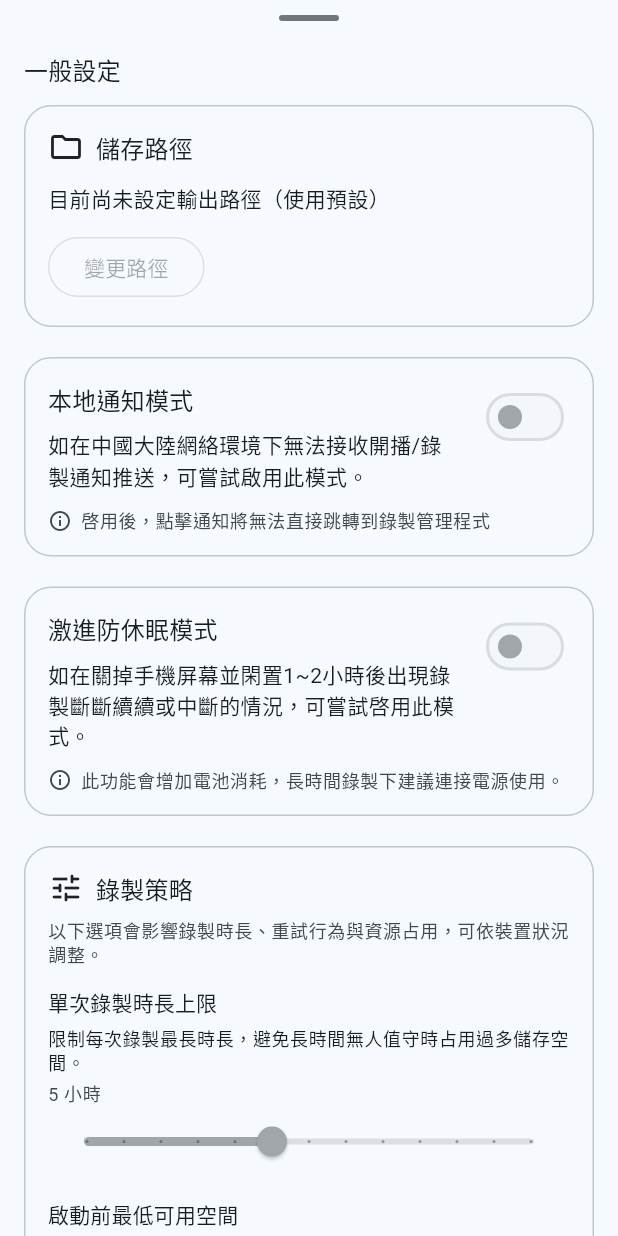
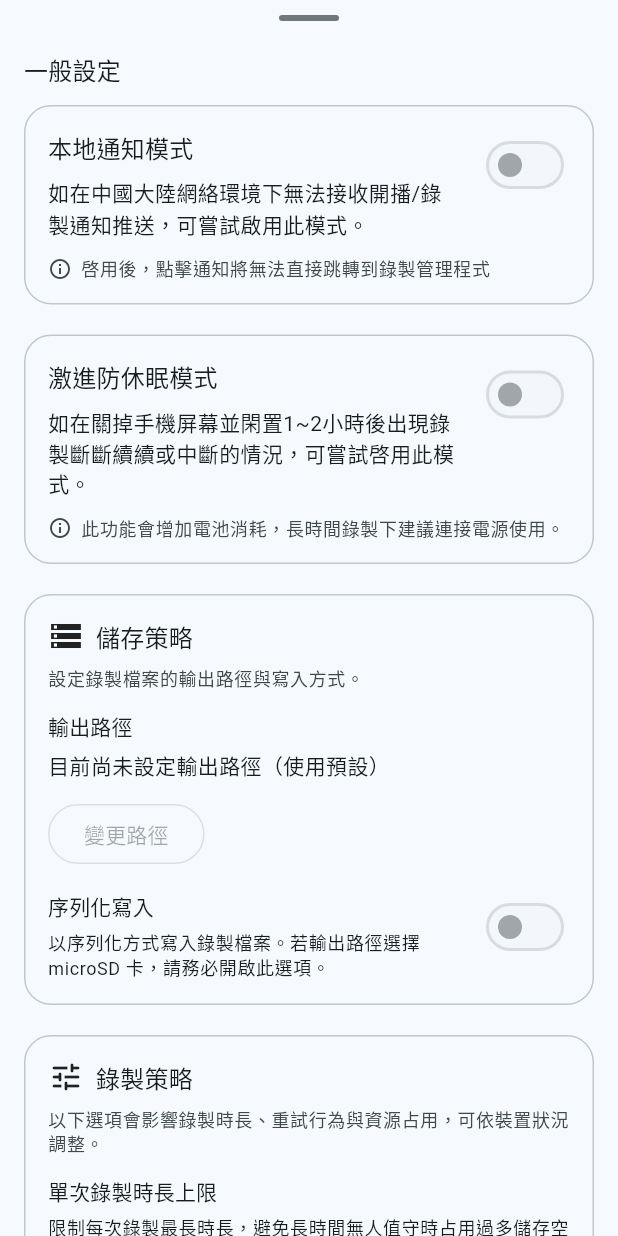
Before and after one commit to bilirec/bilirec-mobile, a Flutter app: the SettingsDrawerSheet widget shown alone on an empty page, opened directly with empty values, on a phone screen of 412 x 824 dp. Run offline on Flutter 3.47's test engine with Material 3 defaults, Android fonts, the light colour scheme and no system bars; our stand-ins replace connectivity_plus, file_picker, flutter_local_notifications, plugin_platform_interface, shared_preferences; missing offline and left inert: android_intent_plus, dart:ffi, flutter_foreground_task; accounts and stored records are empty.

Commit message:
feat: add sequential write settings in UI

```diff
--- a/lib/app/widgets/settings_card.dart
+++ b/lib/app/widgets/settings_card.dart
@@ -66,6 +66,7 @@ class _SettingsDrawerSheetState extends State<SettingsDrawerSheet> {
 
   bool _useSsePush = false;
   bool _useAntiSleep = false;
+  bool _sequentialWriteEnabled = false;
   bool _downloadingBootstrapLog = false;
   bool _convertToMp4 = false;
   bool _deleteSourceAfterConvert = false;
@@ -75,7 +76,6 @@ class _SettingsDrawerSheetState extends State<SettingsDrawerSheet> {
   int _minDiskSpaceGb = _defaultMinDiskSpaceGb;
   int _maxRetryMinutes = _defaultMaxRetryMinutes;
   int _maxConcurrentRecordings = _defaultMaxConcurrentRecordings;
-  Map<String, String> _managedEnvironmentSettings = <String, String>{};
   Map<String, String> _developEnvironmentSettings = <String, String>{};
   Future<void> _managedEnvironmentWriteQueue = Future<void>.value();
 
@@ -115,7 +115,8 @@ class _SettingsDrawerSheetState extends State<SettingsDrawerSheet> {
     setState(() {
       _useSsePush = useSsePush;
       _useAntiSleep = useAntiSleep;
-      _managedEnvironmentSettings = managedEnvironmentSettings;
+      _sequentialWriteEnabled =
+          _readBoolFromEnv(managedEnvironmentSettings, 'SEQUENTIAL_WRITE');
       _developEnvironmentSettings = developEnvironmentSettings;
       _maxRecordingHours = _readMaxRecordingHours(managedEnvironmentSettings);
       _minDiskSpaceGb = _readMinDiskSpaceGb(managedEnvironmentSettings);
@@ -181,6 +182,14 @@ class _SettingsDrawerSheetState extends State<SettingsDrawerSheet> {
     if (!mounted) return;
     setState(() {
       _useAntiSleep = enabled;
+    });
+  }
+
+  Future<void> _setSequentialWriteEnabled(bool enabled) async {
+    await _setManagedEnvironmentSetting('SEQUENTIAL_WRITE', '$enabled');
+    if (!mounted) return;
+    setState(() {
+      _sequentialWriteEnabled = enabled;
     });
   }
 
@@ -284,10 +293,6 @@ class _SettingsDrawerSheetState extends State<SettingsDrawerSheet> {
       final latest = await Preferences.getManagedEnvironmentSettings();
       final updated = transform(<String, String>{...latest});
       await Preferences.setManagedEnvironmentSettings(updated);
-      if (!mounted) return;
-      setState(() {
-        _managedEnvironmentSettings = updated;
-      });
     });
   }
 
@@ -665,44 +670,6 @@ class _SettingsDrawerSheetState extends State<SettingsDrawerSheet> {
                         crossAxisAlignment: CrossAxisAlignment.start,
                         children: [
                           Row(
-                            children: [
-                              const Icon(Icons.folder_outlined),
-                              const SizedBox(width: 8),
-                              Expanded(
-                                child: Text(
-                                  l10n.tr('storagePathTitle'),
-                                  style: theme.textTheme.titleMedium,
-                                ),
-                              ),
-                            ],
-                          ),
-                          const SizedBox(height: 12),
-                          Text(
-                            outputPathText,
-                            style: theme.textTheme.bodyMedium,
-                          ),
-                          const SizedBox(height: 12),
-                          OutlinedButton(
-                            onPressed:
-                                widget.controlsEnabled ? _browseBasePath : null,
-                            child: Text(l10n.tr('changePath')),
-                          ),
-                        ],
-                      ),
-                    ),
-                  ),
-                  const SizedBox(height: 20),
-                  DecoratedBox(
-                    decoration: BoxDecoration(
-                      border: Border.all(color: colorScheme.outlineVariant),
-                      borderRadius: BorderRadius.circular(18),
-                    ),
-                    child: Padding(
-                      padding: const EdgeInsets.all(16),
-                      child: Column(
-                        crossAxisAlignment: CrossAxisAlignment.start,
-                        children: [
-                          Row(
                             crossAxisAlignment: CrossAxisAlignment.start,
                             children: [
                               Expanded(
@@ -812,6 +779,85 @@ class _SettingsDrawerSheetState extends State<SettingsDrawerSheet> {
                                     color: colorScheme.onSurfaceVariant,
                                   ),
                                 ),
+                              ),
+                            ],
+                          ),
+                        ],
+                      ),
+                    ),
+                  ),
+                  const SizedBox(height: 20),
+                  DecoratedBox(
+                    decoration: BoxDecoration(
+                      border: Border.all(color: colorScheme.outlineVariant),
+                      borderRadius: BorderRadius.circular(18),
+                    ),
+                    child: Padding(
+                      padding: const EdgeInsets.all(16),
+                      child: Column(
+                        crossAxisAlignment: CrossAxisAlignment.start,
+                        children: [
+                          Row(
+                            children: [
+                              const Icon(Icons.storage_outlined),
+                              const SizedBox(width: 8),
+                              Expanded(
+                                child: Text(
+                                  l10n.tr('storagePolicyTitle'),
+                                  style: theme.textTheme.titleMedium,
+                                ),
+                              ),
+                            ],
+                          ),
+                          const SizedBox(height: 8),
+                          Text(
+                            l10n.tr('storagePolicyDescription'),
+                            style: theme.textTheme.bodySmall?.copyWith(
+                              color: colorScheme.onSurfaceVariant,
+                            ),
+                          ),
+                          const SizedBox(height: 14),
+                          Text(
+                            l10n.tr('storagePathTitle'),
+                            style: theme.textTheme.titleSmall,
+                          ),
+                          const SizedBox(height: 6),
+                          Text(
+                            outputPathText,
+                            style: theme.textTheme.bodyMedium,
+                          ),
+                          const SizedBox(height: 12),
+                          OutlinedButton(
+                            onPressed:
+                                widget.controlsEnabled ? _browseBasePath : null,
+                            child: Text(l10n.tr('changePath')),
+                          ),
+                          const SizedBox(height: 14),
+                          Row(
+                            crossAxisAlignment: CrossAxisAlignment.start,
+                            children: [
+                              Expanded(
+                                child: Column(
+                                  crossAxisAlignment: CrossAxisAlignment.start,
+                                  children: [
+                                    Text(
+                                      l10n.tr('sequentialWriteTitle'),
+                                      style: theme.textTheme.titleSmall,
+                                    ),
+                                    const SizedBox(height: 6),
+                                    Text(
+                                      l10n.tr('sequentialWriteDescription'),
+                                      style: theme.textTheme.bodySmall,
+                                    ),
+                                  ],
+                                ),
+                              ),
+                              const SizedBox(width: 12),
+                              Switch.adaptive(
+                                value: _sequentialWriteEnabled,
+                                onChanged: widget.controlsEnabled
+                                    ? _setSequentialWriteEnabled
+                                    : null,
                               ),
                             ],
                           ),
@@ -1088,18 +1134,6 @@ class _SettingsDrawerSheetState extends State<SettingsDrawerSheet> {
                     ),
                   ),
                   const SizedBox(height: 20),
-                  Text(
-                    l10n.tr('conversionPolicyTitle'),
-                    style: theme.textTheme.titleMedium,
-                  ),
-                  const SizedBox(height: 8),
-                  Text(
-                    l10n.tr('conversionPolicyDescription'),
-                    style: theme.textTheme.bodySmall?.copyWith(
-                      color: colorScheme.onSurfaceVariant,
-                    ),
-                  ),
-                  const SizedBox(height: 12),
                   DecoratedBox(
                     decoration: BoxDecoration(
                       border: Border.all(color: colorScheme.outlineVariant),
@@ -1110,6 +1144,26 @@ class _SettingsDrawerSheetState extends State<SettingsDrawerSheet> {
                       child: Column(
                         crossAxisAlignment: CrossAxisAlignment.start,
                         children: [
+                          Row(
+                            children: [
+                              const Icon(Icons.transform_rounded),
+                              const SizedBox(width: 8),
+                              Expanded(
+                                child: Text(
+                                  l10n.tr('conversionPolicyTitle'),
+                                  style: theme.textTheme.titleMedium,
+                                ),
+                              ),
+                            ],
+                          ),
+                          const SizedBox(height: 8),
+                          Text(
+                            l10n.tr('conversionPolicyDescription'),
+                            style: theme.textTheme.bodySmall?.copyWith(
+                              color: colorScheme.onSurfaceVariant,
+                            ),
+                          ),
+                          const SizedBox(height: 14),
                           Text(
                             l10n.tr('fileConversionTitle'),
                             style: theme.textTheme.titleSmall,
--- a/lib/l10n/app_localizations.dart
+++ b/lib/l10n/app_localizations.dart
@@ -129,9 +129,14 @@ class AppLocalizations {
       'environmentValueEmpty': '(空值)',
       'removeEnvironmentSetting': '移除環境參數',
       'environmentKeyRequired': '請先輸入參數 Key',
-      'storagePathTitle': '儲存路徑',
+      'storagePolicyTitle': '儲存策略',
+      'storagePolicyDescription': '設定錄製檔案的輸出路徑與寫入方式。',
+      'storagePathTitle': '輸出路徑',
       'changePath': '變更路徑',
       'outputPathUnset': '目前尚未設定輸出路徑（使用預設）',
+      'sequentialWriteTitle': '序列化寫入',
+      'sequentialWriteDescription':
+          '以序列化方式寫入錄製檔案。若輸出路徑選擇 microSD 卡，請務必開啟此選項。',
       'ssePushSwitchTitle': '本地通知模式',
       'ssePushDescription': '如在中國大陸網絡環境下無法接收開播/錄製通知推送，可嘗試啟用此模式。',
       'ssePushHint': '啓用後，點擊通知將無法直接跳轉到錄製管理程式',
@@ -251,9 +256,14 @@ class AppLocalizations {
       'environmentValueEmpty': '(空值)',
       'removeEnvironmentSetting': '移除环境参数',
       'environmentKeyRequired': '请先输入参数 Key',
-      'storagePathTitle': '保存路径',
+      'storagePolicyTitle': '存储策略',
+      'storagePolicyDescription': '设置录制文件的输出路径与写入方式。',
+      'storagePathTitle': '输出路径',
       'changePath': '更改路径',
       'outputPathUnset': '目前尚未设置输出路径（使用默认）',
+      'sequentialWriteTitle': '序列化写入',
+      'sequentialWriteDescription':
+          '以序列化方式写入录制文件。若输出路径选择 microSD 卡，请务必开启此选项。',
       'ssePushSwitchTitle': '本地通知模式',
       'ssePushDescription': '如在中国大陆网络环境下无法接收开播/录制通知推送，可尝试启用此模式。',
       'ssePushHint': '启用后，点击通知将无法直接跳转到录制管理程序',
```
Also changed, not shown: 2 other files.
